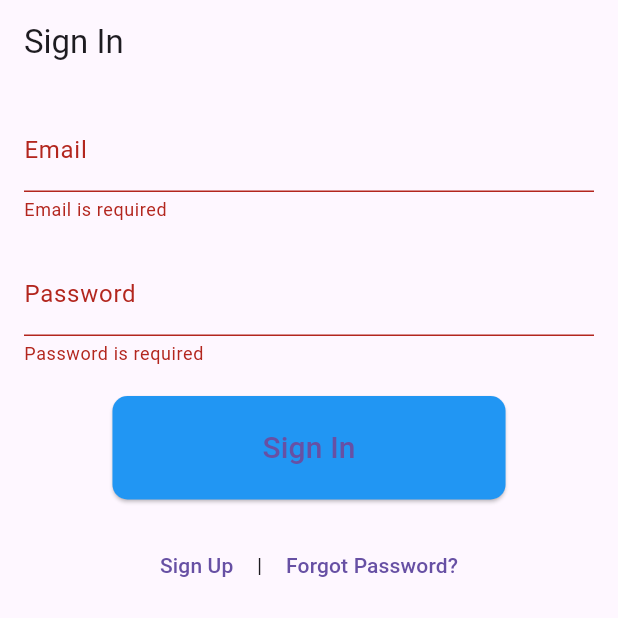
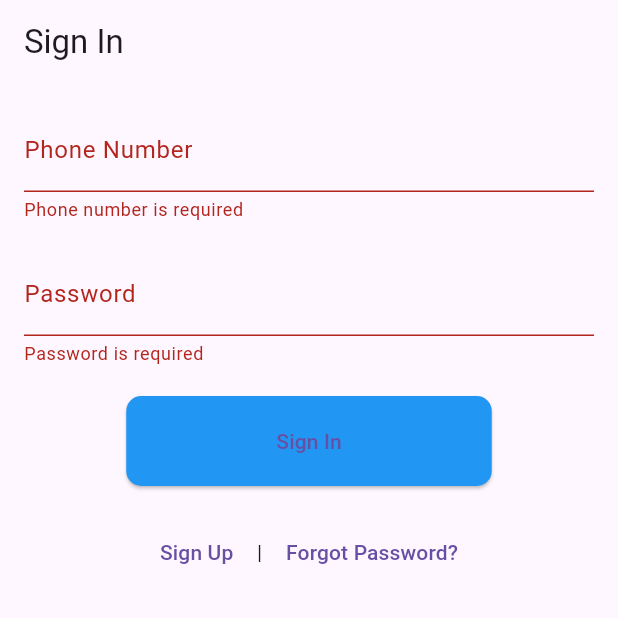
Before and after one commit to johnassefatheeth/eqube, a Flutter app: the screen it shows after launch, after a tap on "Sign In", on a phone screen of 412 x 824 dp, the top half of it. Run offline on Flutter 3.47's test engine with Material 3 defaults, Android fonts, the phone set to English and light mode, and no system bars.

Commit message:
making the auth pages

```diff
--- a/lib/pages/auth/signin.dart
+++ b/lib/pages/auth/signin.dart
@@ -9,26 +9,24 @@ class SignInPage extends StatefulWidget {
 
 class _SignInPageState extends State<SignInPage> {
   final _formKey = GlobalKey<FormState>();
-  final _emailController = TextEditingController();
+  final _phoneController = TextEditingController();
   final _passwordController = TextEditingController();
 
-  String? _emailError;
-  String? _passwordError;
-
+  bool _isLoading = false;
   void _signIn() {
     if (_formKey.currentState?.validate() ?? false) {
       // Perform the sign-in logic here (e.g., authenticate with a server)
-      print('Signing in with email: ${_emailController.text} and password: ${_passwordController.text}');
+      print('Signing in with phone: ${_phoneController.text} and password: ${_passwordController.text}');
     }
   }
 
-  String? _validateEmail(String? value) {
+  String? _validatePhone(String? value) {
     if (value == null || value.isEmpty) {
-      return 'Email is required';
+      return 'Phone number is required';
     }
-    final emailRegExp = RegExp(r'^[a-zA-Z0-9._%+-]+@[a-zA0-9.-]+\.[a-zA-Z]{2,}$');
-    if (!emailRegExp.hasMatch(value)) {
-      return 'Please enter a valid email';
+    final phoneRegExp = RegExp(r'^\+251\d{9}$');
+    if (!phoneRegExp.hasMatch(value)) {
+      return 'Please enter a valid Ethiopian phone number starting with +251';
     }
     return null;
   }
@@ -56,19 +54,16 @@ class _SignInPageState extends State<SignInPage> {
           child: Column(
             crossAxisAlignment: CrossAxisAlignment.start,
             children: <Widget>[
-              // Email input field
               TextFormField(
-                controller: _emailController,
+                controller: _phoneController,
                 decoration: InputDecoration(
-                  labelText: 'Email',
-                  hintText: 'Enter your email',
+                  labelText: 'Phone Number',
+                  hintText: 'Enter your phone number',
                 ),
-                keyboardType: TextInputType.emailAddress,
-                validator: _validateEmail,
+                keyboardType: TextInputType.phone,
+                validator: _validatePhone,
               ),
               SizedBox(height: 20),
-
-              // Password input field
               TextFormField(
                 controller: _passwordController,
                 decoration: InputDecoration(
@@ -79,17 +74,14 @@ class _SignInPageState extends State<SignInPage> {
                 validator: _validatePassword,
               ),
               SizedBox(height: 20),
-
-              // Sign In button with the same styling as Sign Up button
               Center(
-                child: ElevatedButton(
+                child: _isLoading
+                    ? CircularProgressIndicator()
+                    : ElevatedButton(
                         onPressed: _signIn,
-                  child: Text(
-                    'Sign In',
-                    style: TextStyle(fontSize: 20),
-                  ),
+                        child: Text('Sign In'),
                         style: ElevatedButton.styleFrom(
-                    backgroundColor: Colors.blue, // Same color as the sign-up button
+                          backgroundColor: Colors.blue,
                           padding: EdgeInsets.symmetric(horizontal: 100, vertical: 20),
                           shape: RoundedRectangleBorder(
                             borderRadius: BorderRadius.circular(10),
@@ -97,9 +89,8 @@ class _SignInPageState extends State<SignInPage> {
                         ),
                       ),
               ),
+
               SizedBox(height: 20),
-
-              // Row for Sign Up and Forgot Password links
               Row(
                 mainAxisAlignment: MainAxisAlignment.center,
                 children: <Widget>[
@@ -107,7 +98,7 @@ class _SignInPageState extends State<SignInPage> {
                     onPressed: () {
                       Navigator.push(
                         context,
-                        MaterialPageRoute(builder: (context) => SignUpPage()),
+                        MaterialPageRoute(builder: (context) =>const SignUpPage()),
                       );
                     },
                     child: Text('Sign Up'),
```
Lines whose indentation alone changed are shown as unchanged.
